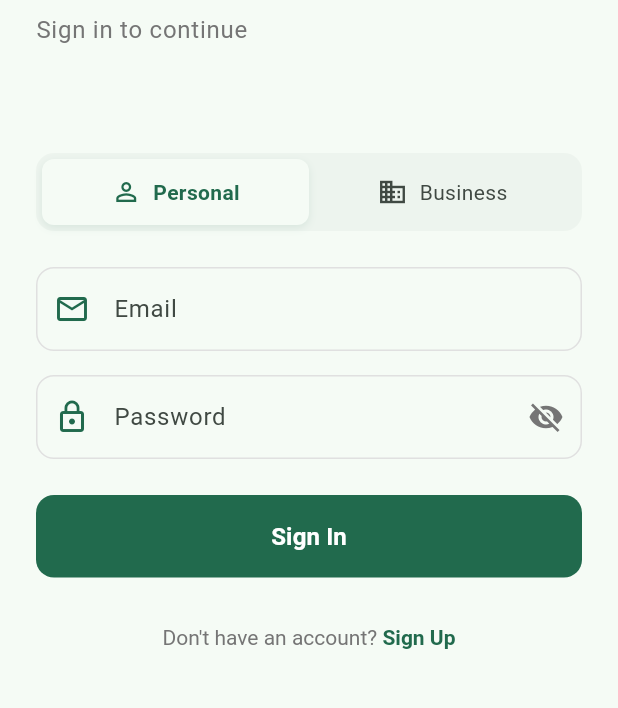
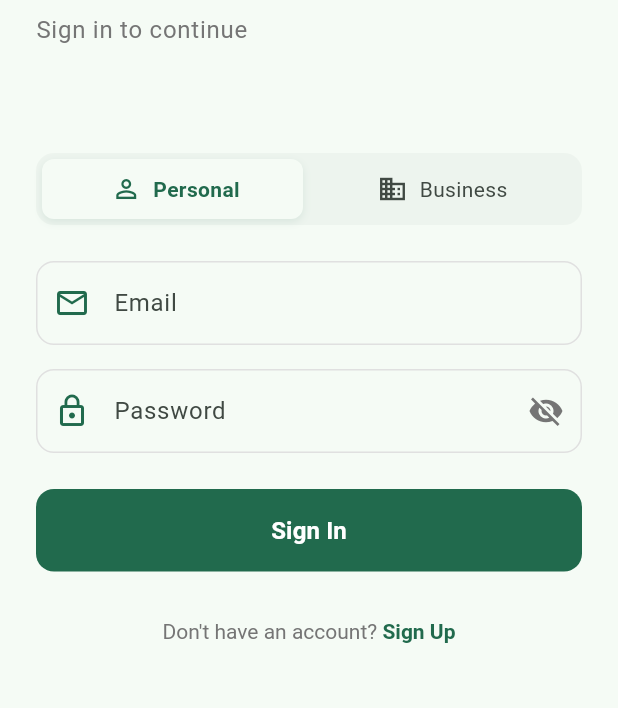
Before and after one commit to rehan-code/Makaan, a Flutter app: the screen it shows after launch, on a phone screen of 412 x 824 dp, the part 321-1029 px from its top. Run offline on Flutter 3.47's test engine with Material 3 defaults, Android fonts, the light colour scheme and no system bars; our stand-ins replace flutter_dotenv, font_awesome_flutter, share_plus, supabase_flutter; accounts and stored records are empty.

Commit message:
improved toggle UI and animation

```diff
--- a/lib/pages/auth/login_page.dart
+++ b/lib/pages/auth/login_page.dart
@@ -99,33 +99,46 @@ class _LoginPageState extends State<LoginPage> {
                     ),
                   ),
                   const SizedBox(height: 70),
-                  Container(
+                  GestureDetector(
+                    onTap: () => setState(() => _isBusinessAccount = !_isBusinessAccount),
+                    child: Container(
+                      height: 48,
                       decoration: BoxDecoration(
                         color: theme.colorScheme.surfaceVariant.withOpacity(0.3),
                         borderRadius: BorderRadius.circular(12),
                       ),
                       child: Padding(
                         padding: const EdgeInsets.all(4.0),
-                      child: Row(
+                        child: Stack(
                           children: [
-                          Expanded(
-                            child: GestureDetector(
-                              onTap: () => setState(() => _isBusinessAccount = false),
+                            AnimatedPositioned(
+                              duration: const Duration(milliseconds: 250),
+                              curve: Curves.easeInOut,
+                              left: _isBusinessAccount ? MediaQuery.of(context).size.width / 2 - 24 : 0,
+                              right: _isBusinessAccount ? 0 : MediaQuery.of(context).size.width / 2 - 24,
+                              top: 0,
+                              bottom: 0,
                               child: Container(
                                 decoration: BoxDecoration(
-                                  color: !_isBusinessAccount
-                                      ? theme.colorScheme.surface
-                                      : Colors.transparent,
+                                  color: theme.colorScheme.surface,
                                   borderRadius: BorderRadius.circular(8),
-                                  boxShadow: !_isBusinessAccount ? [
+                                  boxShadow: [
                                     BoxShadow(
                                       color: theme.colorScheme.primary.withOpacity(0.1),
                                       blurRadius: 4,
                                       offset: const Offset(0, 2),
                                     ),
-                                  ] : null,
+                                  ],
                                 ),
-                                padding: const EdgeInsets.symmetric(vertical: 12),
+                              ),
+                            ),
+                            Row(
+                              children: [
+                                Expanded(
+                                  child: Container(
+                                    height: double.infinity,
+                                    color: Colors.transparent,
+                                    child: Center(
                                       child: Row(
                                         mainAxisAlignment: MainAxisAlignment.center,
                                         children: [
@@ -154,23 +167,10 @@ class _LoginPageState extends State<LoginPage> {
                                   ),
                                 ),
                                 Expanded(
-                            child: GestureDetector(
-                              onTap: () => setState(() => _isBusinessAccount = true),
                                   child: Container(
-                                decoration: BoxDecoration(
-                                  color: _isBusinessAccount
-                                      ? theme.colorScheme.surface
-                                      : Colors.transparent,
-                                  borderRadius: BorderRadius.circular(8),
-                                  boxShadow: _isBusinessAccount ? [
-                                    BoxShadow(
-                                      color: theme.colorScheme.primary.withOpacity(0.1),
-                                      blurRadius: 4,
-                                      offset: const Offset(0, 2),
-                                    ),
-                                  ] : null,
-                                ),
-                                padding: const EdgeInsets.symmetric(vertical: 12),
+                                    height: double.infinity,
+                                    color: Colors.transparent,
+                                    child: Center(
                                       child: Row(
                                         mainAxisAlignment: MainAxisAlignment.center,
                                         children: [
@@ -199,6 +199,9 @@ class _LoginPageState extends State<LoginPage> {
                                   ),
                                 ),
                               ],
+                            ),
+                          ],
+                        ),
                       ),
                     ),
                   ),
```
Also changed, not shown: lib/pages/auth/signup_page.dart (+30 -27 lines). Lines whose indentation alone changed are shown as unchanged.
